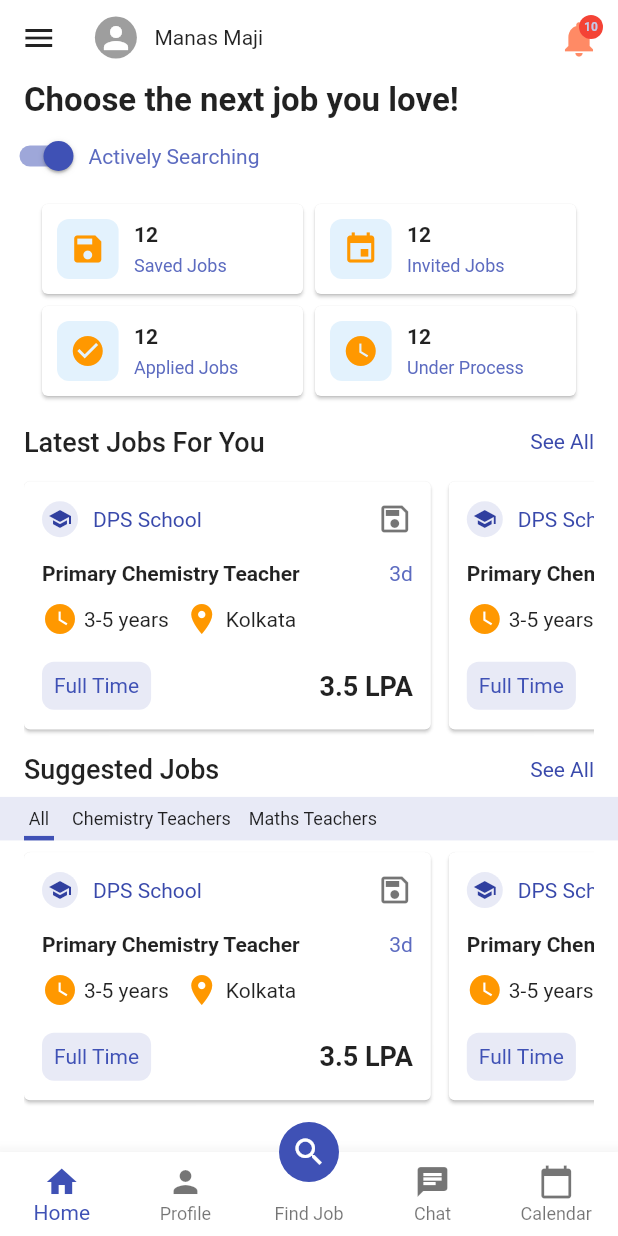
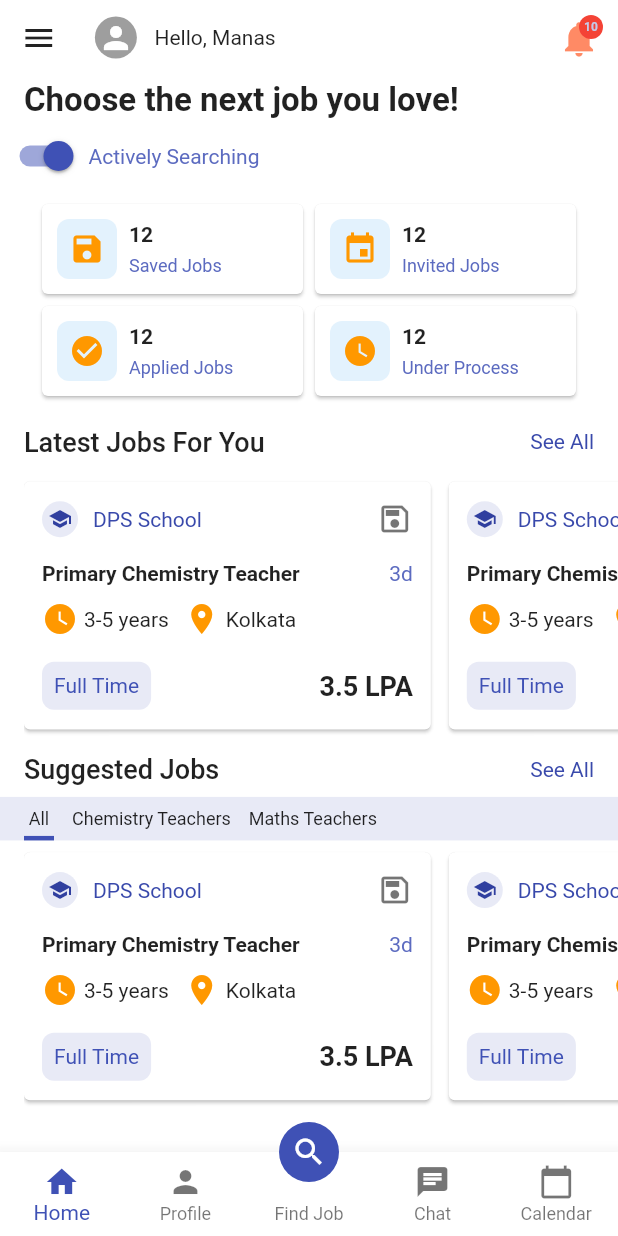
Before and after one commit to manas-maji/jin-demo, a Flutter app: the screen it shows after launch, on a phone screen of 412 x 824 dp. Run offline on Flutter 3.47's test engine with Material 2 defaults, Android fonts, the phone set to English and light mode, and no system bars.

Commit message:
home & search design

```diff
--- a/lib/pages/home/home_app_bar.dart
+++ b/lib/pages/home/home_app_bar.dart
@@ -28,7 +28,7 @@ class HomeAppBar extends StatelessWidget {
           ),
           Expanded(
             flex: 5,
-            child: Text('Manas Maji'),
+            child: Text('Hello, Manas'),
           ),
           Expanded(
             flex: 1,
--- a/lib/pages/home/job_status_card.dart
+++ b/lib/pages/home/job_status_card.dart
@@ -20,9 +20,7 @@ class JobStatusCard extends StatelessWidget {
         child: Row(
           mainAxisSize: MainAxisSize.min,
           children: [
-            Expanded(
-              flex: 4,
-              child: Container(
+            Container(
               decoration: BoxDecoration(
                 color: Colors.blue.shade50,
                 shape: BoxShape.rectangle,
@@ -31,8 +29,7 @@ class JobStatusCard extends StatelessWidget {
               padding: const EdgeInsets.all(8.0),
               child: Icon(icon, color: Colors.orange),
             ),
-            ),
-            Expanded(flex: 1, child: SizedBox()),
+            SizedBox(width: 8.0),
             Expanded(
               flex: 10,
               child: Column(
--- a/lib/pages/home/latest_jobs.dart
+++ b/lib/pages/home/latest_jobs.dart
@@ -61,7 +61,7 @@ class JobsHorizontalListView extends StatelessWidget {
             ),
           ),
         Padding(
-          padding: const EdgeInsets.symmetric(horizontal: 16.0, vertical: 0.0),
+          padding: const EdgeInsets.only(left: 16.0),
           child: Container(
             height: MediaQuery.of(context).size.height * 0.22,
             child: ListView(
--- a/lib/pages/search/search_page.dart
+++ b/lib/pages/search/search_page.dart
@@ -31,7 +31,6 @@ class SearchPage extends StatelessWidget {
                   ),
                   suffixIcon: IconButton(
                     onPressed: () {
-                      FocusScope.of(context).unfocus();
                       Navigator.pop(context);
                     },
                     icon: Icon(
```
Also changed, not shown: lib/main.dart (+8 -0 lines), lib/util/screen_size.dart (added, +26 -0 lines). Lines whose indentation alone changed are shown as unchanged.
